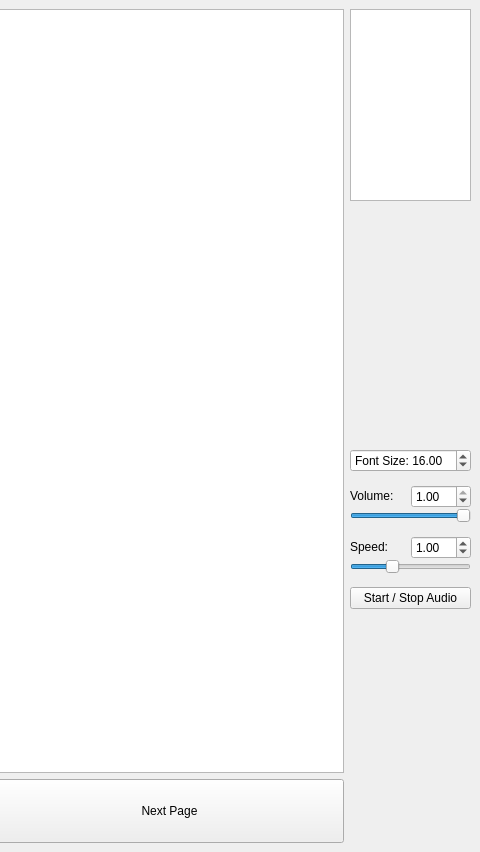
Before: the Qt Designer form BookWindow.ui in Aidanjm13/AudiobookReader, drawn with Qt 5; both pictures show x 370 to 850 and y 0 to 852 of the 850 by 852 pixel window.
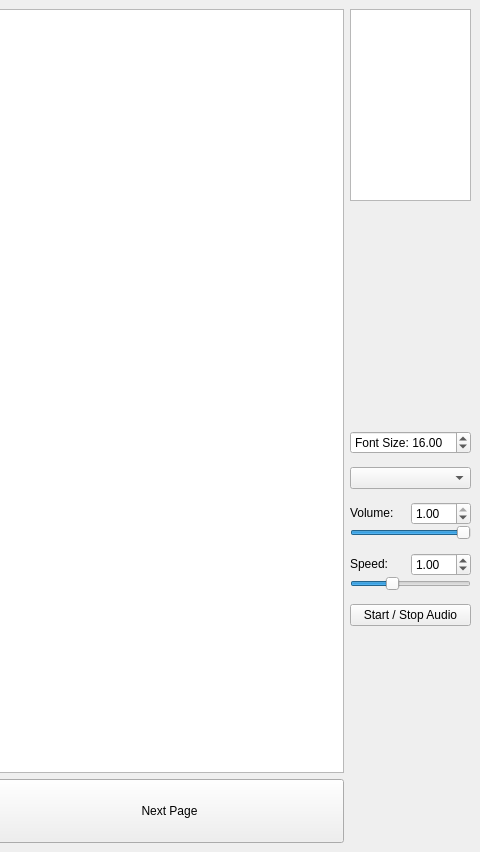
After: the same form once the commit is applied.

Commit message: Adding voice selection boxes to UI

What changed in the file:
```diff
--- a/BookWindow.ui
+++ b/BookWindow.ui
@@ -92,7 +92,7 @@
      </layout>
     </item>
     <item>
-     <layout class="QVBoxLayout" name="ControlsArea" stretch="0,0,1,0,0,0,0">
+     <layout class="QVBoxLayout" name="ControlsArea" stretch="0,0,1,0,0,0,0,0">
       <property name="spacing">
        <number>13</number>
       </property>
@@ -147,6 +147,9 @@
         </property>
        </widget>
       </item>
+      <item>
+       <widget class="QComboBox" name="VoiceSelect"/>
+      </item>
       <item>
        <layout class="QVBoxLayout" name="volumeLayout">
         <property name="spacing">
```
The commit also changes 4 other files.
